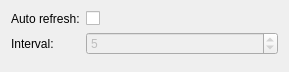
This is plasma/applets/webbrowser/webbrowserconfig.ui in mgottschlag/kwin-tiling as Qt 5 draws it before an edit. The edited form follows.
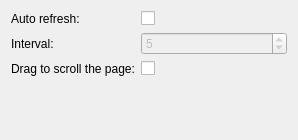
This is the edited form.

Commit message: add a config option for dragtoscroll

```diff
--- a/plasma/applets/webbrowser/webbrowserconfig.ui
+++ b/plasma/applets/webbrowser/webbrowserconfig.ui
@@ -1,12 +1,12 @@
 <ui version="4.0" >
  <class>WebBrowserConfig</class>
- <widget class="QWidget" name="WebBrowserConfig" >
-  <property name="geometry" >
+ <widget class="QWidget" name="WebBrowserConfig">
+  <property name="geometry">
    <rect>
     <x>0</x>
     <y>0</y>
-    <width>289</width>
-    <height>72</height>
+    <width>298</width>
+    <height>140</height>
    </rect>
   </property>
   <property name="windowTitle" >
@@ -23,23 +23,23 @@
      </property>
     </widget>
    </item>
-    <item row="1" column="0" >
-    <widget class="QLabel" name="label_2" >
-     <property name="text" >
+   <item row="0" column="1">
+    <widget class="QCheckBox" name="autoRefresh">
+     <property name="text">
+      <string/>
+     </property>
+    </widget>
+   </item>
+   <item row="1" column="0">
+    <widget class="QLabel" name="label_2">
+     <property name="text">
       <string>Interval:</string>
      </property>
     </widget>
    </item>
-   <item row="0" column="1" >
-    <widget class="QCheckBox" name="autoRefresh" >
-     <property name="text" >
-      <string/>
-     </property>
-    </widget>
-   </item>
-   <item row="1" column="1" >
-    <widget class="QWidget" native="1" name="intervalGroup" >
-     <property name="enabled" >
+   <item row="1" column="1">
+    <widget class="QWidget" name="intervalGroup" native="true">
+     <property name="enabled">
       <bool>false</bool>
      </property>
      <layout class="QHBoxLayout" name="horizontalLayout" >
@@ -68,6 +68,20 @@
      </layout>
     </widget>
    </item>
+   <item row="2" column="0">
+    <widget class="QLabel" name="label_3">
+     <property name="text">
+      <string>Drag to scroll the page:</string>
+     </property>
+    </widget>
+   </item>
+   <item row="2" column="1">
+    <widget class="QCheckBox" name="dragToScroll">
+     <property name="text">
+      <string/>
+     </property>
+    </widget>
+   </item>
   </layout>
  </widget>
  <resources/>
```
Left out of the diff: 33 changed lines with no effect on the pictures. The commit also changes 1 other file.
